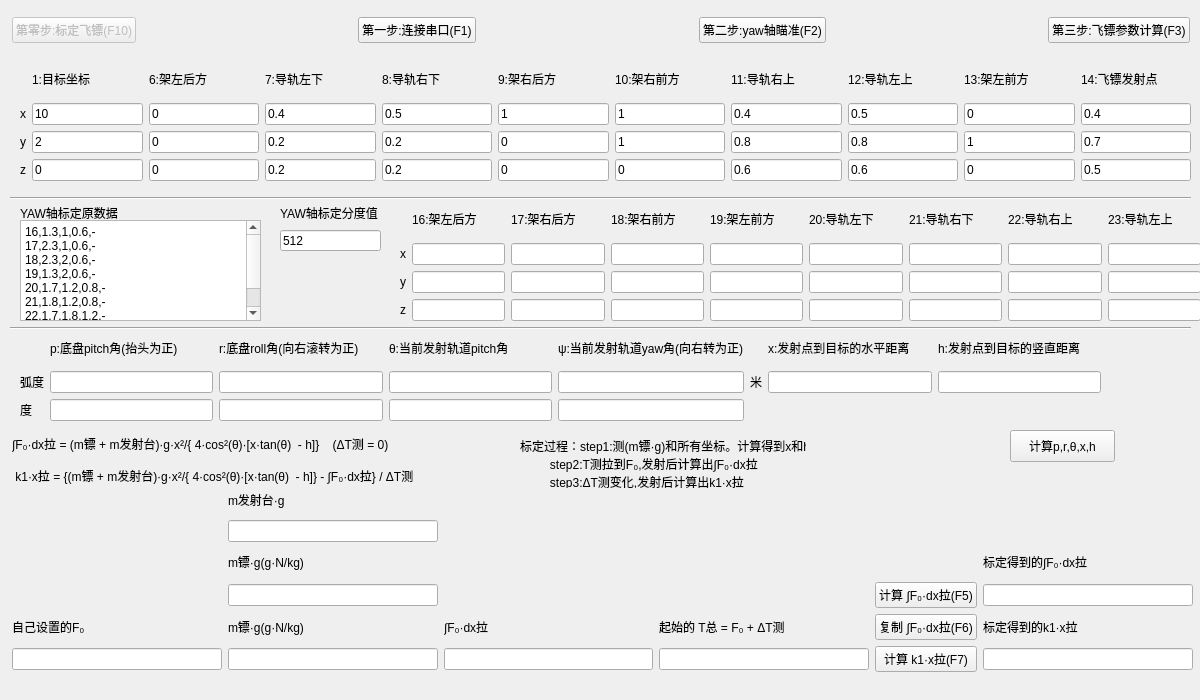
Qt form 05testDartByTS/testdartcomputingbyts.ui (KangweiYang/dartRack_upper) before a commit.
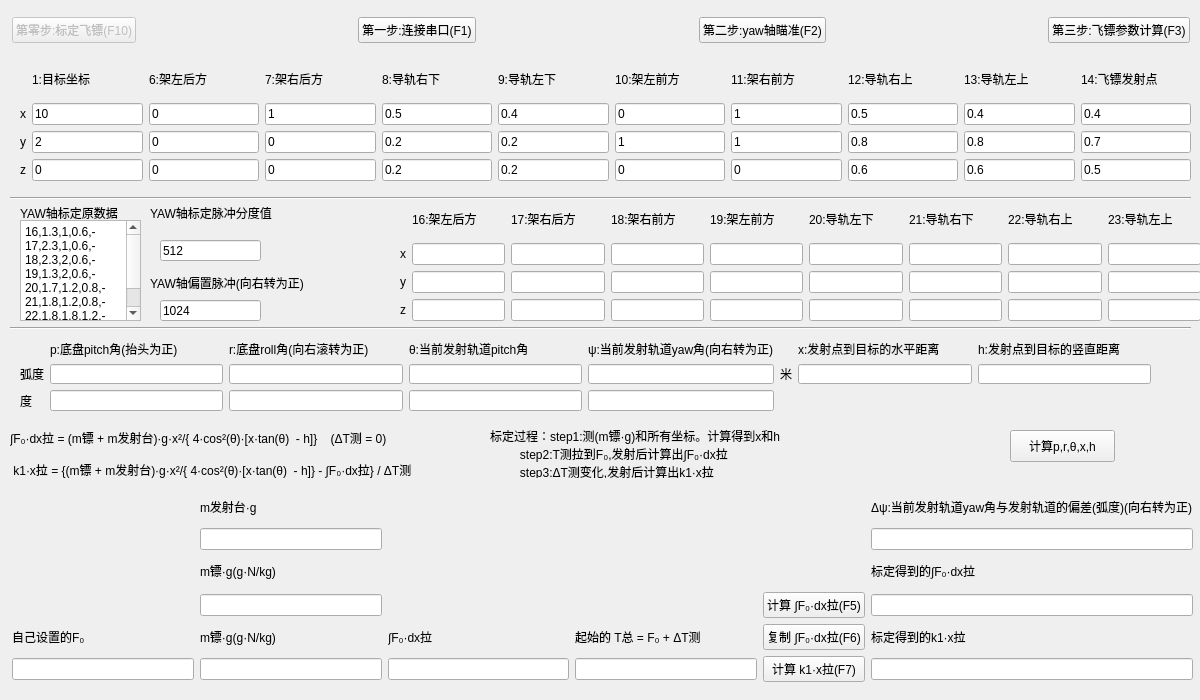
The same form after that commit.

Commit message: 完成了x和h和deltaPsi的计算

```diff
--- a/05testDartByTS/testdartcomputingbyts.ui
+++ b/05testDartByTS/testdartcomputingbyts.ui
@@ -16,9 +16,9 @@
   <widget class="QLabel" name="testProcessLabel">
    <property name="geometry">
     <rect>
-     <x>520</x>
-     <y>440</y>
-     <width>286</width>
+     <x>490</x>
+     <y>430</y>
+     <width>321</width>
      <height>48</height>
     </rect>
    </property>
@@ -31,8 +31,8 @@
   <widget class="QLabel" name="deltaTensionFormulaLabel">
    <property name="geometry">
     <rect>
-     <x>12</x>
-     <y>436</y>
+     <x>10</x>
+     <y>430</y>
      <width>446</width>
      <height>48</height>
     </rect>
@@ -166,73 +166,108 @@
     </rect>
    </property>
    <layout class="QGridLayout" name="gridLayout">
-    <item row="1" column="0">
-     <widget class="QLabel" name="setaLabel_12">
+    <item row="2" column="2">
+     <widget class="QLineEdit" name="rackLeftBackCoordYLineEdit">
       <property name="text">
-       <string>x</string>
+       <string>0</string>
       </property>
      </widget>
     </item>
-    <item row="1" column="3">
-     <widget class="QLineEdit" name="leadLeftBackCoordXLineEdit">
-      <property name="text">
-       <string>0.4</string>
-      </property>
-     </widget>
-    </item>
-    <item row="3" column="12">
+    <item row="3" column="15">
      <widget class="QLineEdit" name="leadDartShootCoordZLineEdit">
       <property name="text">
        <string>0.5</string>
       </property>
      </widget>
     </item>
-    <item row="3" column="3">
-     <widget class="QLineEdit" name="leadLeftBackCoordZLineEdit">
+    <item row="3" column="11">
+     <widget class="QLineEdit" name="leadLeftFrontCoordZLineEdit">
       <property name="text">
-       <string>0.2</string>
+       <string>0.6</string>
       </property>
      </widget>
     </item>
-    <item row="2" column="1">
-     <widget class="QLineEdit" name="targetCoordYLineEdit">
+    <item row="2" column="11">
+     <widget class="QLineEdit" name="leadLeftFrontCoordYLineEdit">
       <property name="text">
-       <string>2</string>
+       <string>0.8</string>
       </property>
      </widget>
     </item>
-    <item row="0" column="6">
+    <item row="0" column="3">
+     <widget class="QLabel" name="setaLabel_5">
+      <property name="text">
+       <string>7:架右后方</string>
+      </property>
+     </widget>
+    </item>
+    <item row="1" column="11">
+     <widget class="QLineEdit" name="leadLeftFrontCoordXLineEdit">
+      <property name="text">
+       <string>0.4</string>
+      </property>
+     </widget>
+    </item>
+    <item row="0" column="9">
      <widget class="QLabel" name="setaLabel_6">
       <property name="text">
-       <string>10:架右前方</string>
+       <string>11:架右前方</string>
       </property>
      </widget>
     </item>
-    <item row="1" column="1">
-     <widget class="QLineEdit" name="targetCoordXLineEdit">
+    <item row="0" column="11">
+     <widget class="QLabel" name="setaLabel_8">
       <property name="text">
-       <string>10</string>
+       <string>13:导轨左上</string>
       </property>
      </widget>
     </item>
-    <item row="2" column="12">
-     <widget class="QLineEdit" name="leadDartShootCoordYLineEdit">
+    <item row="3" column="8">
+     <widget class="QLineEdit" name="rackLeftFrontCoordZLineEdit">
       <property name="text">
-       <string>0.7</string>
+       <string>0</string>
       </property>
      </widget>
     </item>
-    <item row="1" column="6">
+    <item row="3" column="5">
+     <widget class="QLineEdit" name="leadLeftBackCoordZLineEdit">
+      <property name="text">
+       <string>0.2</string>
+      </property>
+     </widget>
+    </item>
+    <item row="3" column="9">
+     <widget class="QLineEdit" name="rackRightFrontCoordZLineEdit">
+      <property name="text">
+       <string>0</string>
+      </property>
+     </widget>
+    </item>
+    <item row="2" column="10">
+     <widget class="QLineEdit" name="leadRightFrontCoordYLineEdit">
+      <property name="text">
+       <string>0.8</string>
+      </property>
+     </widget>
+    </item>
+    <item row="1" column="9">
      <widget class="QLineEdit" name="rackRightFrontCoordXLineEdit">
       <property name="text">
        <string>1</string>
       </property>
      </widget>
     </item>
-    <item row="0" column="3">
-     <widget class="QLabel" name="setaLabel_4">
+    <item row="2" column="3">
+     <widget class="QLineEdit" name="rackRightBackCoordYLineEdit">
       <property name="text">
-       <string>7:导轨左下</string>
+       <string>0</string>
+      </property>
+     </widget>
+    </item>
+    <item row="1" column="8">
+     <widget class="QLineEdit" name="rackLeftFrontCoordXLineEdit">
+      <property name="text">
+       <string>0</string>
       </property>
      </widget>
     </item>
@@ -243,34 +278,90 @@
       </property>
      </widget>
     </item>
-    <item row="3" column="8">
-     <widget class="QLineEdit" name="leadLeftFrontCoordZLineEdit">
-      <property name="text">
-       <string>0.6</string>
-      </property>
-     </widget>
-    </item>
-    <item row="2" column="8">
-     <widget class="QLineEdit" name="leadLeftFrontCoordYLineEdit">
-      <property name="text">
-       <string>0.8</string>
-      </property>
-     </widget>
-    </item>
-    <item row="2" column="2">
-     <widget class="QLineEdit" name="rackLeftBackCoordYLineEdit">
-      <property name="text">
-       <string>0</string>
-      </property>
-     </widget>
-    </item>
-    <item row="1" column="12">
+    <item row="1" column="15">
      <widget class="QLineEdit" name="leadDartShootCoordXLineEdit">
       <property name="text">
        <string>0.4</string>
       </property>
      </widget>
     </item>
+    <item row="1" column="10">
+     <widget class="QLineEdit" name="leadRightFrontCoordXLineEdit">
+      <property name="text">
+       <string>0.5</string>
+      </property>
+     </widget>
+    </item>
+    <item row="0" column="8">
+     <widget class="QLabel" name="setaLabel_7">
+      <property name="text">
+       <string>10:架左前方</string>
+      </property>
+     </widget>
+    </item>
+    <item row="1" column="0">
+     <widget class="QLabel" name="setaLabel_12">
+      <property name="text">
+       <string>x</string>
+      </property>
+     </widget>
+    </item>
+    <item row="2" column="15">
+     <widget class="QLineEdit" name="leadDartShootCoordYLineEdit">
+      <property name="text">
+       <string>0.7</string>
+      </property>
+     </widget>
+    </item>
+    <item row="2" column="0">
+     <widget class="QLabel" name="setaLabel_13">
+      <property name="text">
+       <string>y</string>
+      </property>
+     </widget>
+    </item>
+    <item row="1" column="1">
+     <widget class="QLineEdit" name="targetCoordXLineEdit">
+      <property name="text">
+       <string>10</string>
+      </property>
+     </widget>
+    </item>
+    <item row="0" column="10">
+     <widget class="QLabel" name="setaLabel_9">
+      <property name="text">
+       <string>12:导轨右上</string>
+      </property>
+     </widget>
+    </item>
+    <item row="3" column="10">
+     <widget class="QLineEdit" name="leadRightFrontCoordZLineEdit">
+      <property name="text">
+       <string>0.6</string>
+      </property>
+     </widget>
+    </item>
+    <item row="3" column="3">
+     <widget class="QLineEdit" name="rackRightBackCoordZLineEdit">
+      <property name="text">
+       <string>0</string>
+      </property>
+     </widget>
+    </item>
+    <item row="2" column="1">
+     <widget class="QLineEdit" name="targetCoordYLineEdit">
+      <property name="text">
+       <string>2</string>
+      </property>
+     </widget>
+    </item>
+    <item row="1" column="5">
+     <widget class="QLineEdit" name="leadLeftBackCoordXLineEdit">
+      <property name="text">
+       <string>0.4</string>
+      </property>
+     </widget>
+    </item>
     <item row="3" column="0">
      <widget class="QLabel" name="setaLabel_14">
       <property name="text">
@@ -278,10 +369,31 @@
       </property>
      </widget>
     </item>
-    <item row="0" column="12">
-     <widget class="QLabel" name="setaLabel_10">
+    <item row="3" column="2">
+     <widget class="QLineEdit" name="rackLeftBackCoordZLineEdit">
       <property name="text">
-       <string>14:飞镖发射点</string>
+       <string>0</string>
+      </property>
+     </widget>
+    </item>
+    <item row="2" column="5">
+     <widget class="QLineEdit" name="leadLeftBackCoordYLineEdit">
+      <property name="text">
+       <string>0.2</string>
+      </property>
+     </widget>
+    </item>
+    <item row="2" column="8">
+     <widget class="QLineEdit" name="rackLeftFrontCoordYLineEdit">
+      <property name="text">
+       <string>1</string>
+      </property>
+     </widget>
+    </item>
+    <item row="2" column="9">
+     <widget class="QLineEdit" name="rackRightFrontCoordYLineEdit">
+      <property name="text">
+       <string>1</string>
       </property>
      </widget>
     </item>
@@ -292,49 +404,7 @@
       </property>
      </widget>
     </item>
-    <item row="3" column="5">
-     <widget class="QLineEdit" name="rackRightBackCoordZLineEdit">
-      <property name="text">
-       <string>0</string>
-      </property>
-     </widget>
-    </item>
-    <item row="3" column="6">
-     <widget class="QLineEdit" name="rackRightFrontCoordZLineEdit">
-      <property name="text">
-       <string>0</string>
-      </property>
-     </widget>
-    </item>
-    <item row="2" column="5">
-     <widget class="QLineEdit" name="rackRightBackCoordYLineEdit">
-      <property name="text">
-       <string>0</string>
-      </property>
-     </widget>
-    </item>
-    <item row="0" column="8">
-     <widget class="QLabel" name="setaLabel_8">
-      <property name="text">
-       <string>12:导轨左上</string>
-      </property>
-     </widget>
-    </item>
-    <item row="0" column="5">
-     <widget class="QLabel" name="setaLabel_5">
-      <property name="text">
-       <string>9:架右后方</string>
-      </property>
-     </widget>
-    </item>
-    <item row="2" column="3">
-     <widget class="QLineEdit" name="leadLeftBackCoordYLineEdit">
-      <property name="text">
-       <string>0.2</string>
-      </property>
-     </widget>
-    </item>
-    <item row="1" column="5">
+    <item row="1" column="3">
      <widget class="QLineEdit" name="rackRightBackCoordXLineEdit">
       <property name="text">
        <string>1</string>
@@ -355,31 +425,17 @@
       </property>
      </widget>
     </item>
-    <item row="2" column="6">
-     <widget class="QLineEdit" name="rackRightFrontCoordYLineEdit">
+    <item row="0" column="5">
+     <widget class="QLabel" name="setaLabel_4">
       <property name="text">
-       <string>1</string>
+       <string>9:导轨左下</string>
       </property>
      </widget>
     </item>
-    <item row="3" column="2">
-     <widget class="QLineEdit" name="rackLeftBackCoordZLineEdit">
+    <item row="0" column="15">
+     <widget class="QLabel" name="setaLabel_10">
       <property name="text">
-       <string>0</string>
-      </property>
-     </widget>
-    </item>
-    <item row="1" column="8">
-     <widget class="QLineEdit" name="leadLeftFrontCoordXLineEdit">
-      <property name="text">
-       <string>0.5</string>
-      </property>
-     </widget>
-    </item>
-    <item row="2" column="0">
-     <widget class="QLabel" name="setaLabel_13">
-      <property name="text">
-       <string>y</string>
+       <string>14:飞镖发射点</string>
       </property>
      </widget>
     </item>
@@ -411,71 +467,15 @@
       </property>
      </widget>
     </item>
-    <item row="0" column="10">
-     <widget class="QLabel" name="setaLabel_7">
-      <property name="text">
-       <string>13:架左前方</string>
-      </property>
-     </widget>
-    </item>
-    <item row="1" column="10">
-     <widget class="QLineEdit" name="rackLeftFrontCoordXLineEdit">
-      <property name="text">
-       <string>0</string>
-      </property>
-     </widget>
-    </item>
-    <item row="2" column="10">
-     <widget class="QLineEdit" name="rackLeftFrontCoordYLineEdit">
-      <property name="text">
-       <string>1</string>
-      </property>
-     </widget>
-    </item>
-    <item row="3" column="10">
-     <widget class="QLineEdit" name="rackLeftFrontCoordZLineEdit">
-      <property name="text">
-       <string>0</string>
-      </property>
-     </widget>
-    </item>
-    <item row="0" column="7">
-     <widget class="QLabel" name="setaLabel_9">
-      <property name="text">
-       <string>11:导轨右上</string>
-      </property>
-     </widget>
-    </item>
-    <item row="1" column="7">
-     <widget class="QLineEdit" name="leadRightFrontCoordXLineEdit">
-      <property name="text">
-       <string>0.4</string>
-      </property>
-     </widget>
-    </item>
-    <item row="2" column="7">
-     <widget class="QLineEdit" name="leadRightFrontCoordYLineEdit">
-      <property name="text">
-       <string>0.8</string>
-      </property>
-     </widget>
-    </item>
-    <item row="3" column="7">
-     <widget class="QLineEdit" name="leadRightFrontCoordZLineEdit">
-      <property name="text">
-       <string>0.6</string>
-      </property>
-     </widget>
-    </item>
    </layout>
   </widget>
   <widget class="QWidget" name="layoutWidget">
    <property name="geometry">
     <rect>
      <x>12</x>
-     <y>486</y>
+     <y>491</y>
      <width>1181</width>
-     <height>186</height>
+     <height>191</height>
     </rect>
    </property>
    <layout class="QGridLayout" name="gridLayout_3">
@@ -611,6 +611,23 @@
       </property>
      </widget>
     </item>
+    <item row="0" column="5">
+     <widget class="QLabel" name="setaLabel_18">
+      <property name="text">
+       <string>Δψ:当前发射轨道yaw角与发射轨道的偏差(弧度)(向右转为正)</string>
+      </property>
+     </widget>
+    </item>
+    <item row="1" column="5">
+     <widget class="QLineEdit" name="deltaPsiLineEdit">
+      <property name="text">
+       <string/>
+      </property>
+      <property name="readOnly">
+       <bool>true</bool>
+      </property>
+     </widget>
+    </item>
    </layout>
   </widget>
   <widget class="QPushButton" name="computeXandHPushButton">
@@ -630,9 +647,9 @@
    <property name="geometry">
     <rect>
      <x>20</x>
-     <y>330</y>
-     <width>1081</width>
-     <height>91</height>
+     <y>340</y>
+     <width>1131</width>
+     <height>71</height>
     </rect>
    </property>
    <layout class="QGridLayout" name="gridLayout_2">
@@ -646,29 +663,19 @@
       </property>
      </widget>
     </item>
-    <item row="2" column="1">
-     <widget class="QLineEdit" name="pitchLineEdit_2"/>
-    </item>
-    <item row="1" column="3">
-     <widget class="QLineEdit" name="setaLineEdit">
+    <item row="1" column="7">
+     <widget class="QLineEdit" name="hLineEdit">
       <property name="text">
        <string/>
       </property>
+      <property name="readOnly">
+       <bool>true</bool>
+      </property>
      </widget>
     </item>
     <item row="2" column="2">
      <widget class="QLineEdit" name="rollLineEdit_2"/>
     </item>
-    <item row="0" column="2">
-     <widget class="QLabel" name="setaLabel_15">
-      <property name="text">
-       <string>r:底盘roll角(向右滚转为正)</string>
-      </property>
-     </widget>
-    </item>
-    <item row="1" column="2">
-     <widget class="QLineEdit" name="rollLineEdit"/>
-    </item>
     <item row="0" column="1">
      <widget class="QLabel" name="setaLabel_16">
       <property name="text">
@@ -676,57 +683,23 @@
       </property>
      </widget>
     </item>
-    <item row="2" column="4">
-     <widget class="QLineEdit" name="psiLineEdit_3">
+    <item row="2" column="3">
+     <widget class="QLineEdit" name="setaLineEdit_2">
       <property name="text">
        <string/>
       </property>
      </widget>
     </item>
-    <item row="2" column="0">
-     <widget class="QLabel" name="setaLabel_23">
+    <item row="1" column="3">
+     <widget class="QLineEdit" name="setaLineEdit">
       <property name="text">
-       <string>度</string>
-      </property>
-     </widget>
-    </item>
-    <item row="1" column="5">
-     <widget class="QLabel" name="setaLabel_24">
-      <property name="text">
-       <string>米</string>
-      </property>
-     </widget>
-    </item>
-    <item row="1" column="7">
-     <widget class="QLineEdit" name="hLineEdit">
-      <property name="text">
        <string/>
       </property>
-      <property name="readOnly">
-       <bool>true</bool>
-      </property>
      </widget>
     </item>
     <item row="1" column="1">
      <widget class="QLineEdit" name="pitchLineEdit"/>
     </item>
-    <item row="1" column="4">
-     <widget class="QLineEdit" name="psiLineEdit">
-      <property name="text">
-       <string/>
-      </property>
-      <property name="readOnly">
-       <bool>true</bool>
-      </property>
-     </widget>
-    </item>
-    <item row="0" column="6">
-     <widget class="QLabel" name="xLabel">
-      <property name="text">
-       <string>x:发射点到目标的水平距离</string>
-      </property>
-     </widget>
-    </item>
     <item row="1" column="0">
      <widget class="QLabel" name="setaLabel_22">
       <property name="text">
@@ -734,10 +707,10 @@
       </property>
      </widget>
     </item>
-    <item row="2" column="3">
-     <widget class="QLineEdit" name="setaLineEdit_2">
+    <item row="1" column="5">
+     <widget class="QLabel" name="setaLabel_24">
       <property name="text">
-       <string/>
+       <string>米</string>
       </property>
      </widget>
     </item>
@@ -755,6 +728,9 @@
       </property>
      </widget>
     </item>
+    <item row="1" column="2">
+     <widget class="QLineEdit" name="rollLineEdit"/>
+    </item>
     <item row="0" column="3">
      <widget class="QLabel" name="setaLabel">
       <property name="text">
@@ -762,6 +738,47 @@
       </property>
      </widget>
     </item>
+    <item row="2" column="1">
+     <widget class="QLineEdit" name="pitchLineEdit_2"/>
+    </item>
+    <item row="2" column="0">
+     <widget class="QLabel" name="setaLabel_23">
+      <property name="text">
+       <string>度</string>
+      </property>
+     </widget>
+    </item>
+    <item row="2" column="4">
+     <widget class="QLineEdit" name="psiLineEdit_2">
+      <property name="text">
+       <string/>
+      </property>
+     </widget>
+    </item>
+    <item row="1" column="4">
+     <widget class="QLineEdit" name="psiLineEdit">
+      <property name="text">
+       <string/>
+      </property>
+      <property name="readOnly">
+       <bool>true</bool>
+      </property>
+     </widget>
+    </item>
+    <item row="0" column="6">
+     <widget class="QLabel" name="xLabel">
+      <property name="text">
+       <string>x:发射点到目标的水平距离</string>
+      </property>
+     </widget>
+    </item>
+    <item row="0" column="2">
+     <widget class="QLabel" name="setaLabel_15">
+      <property name="text">
+       <string>r:底盘roll角(向右滚转为正)</string>
+      </property>
+     </widget>
+    </item>
    </layout>
   </widget>
   <widget class="QWidget" name="layoutWidget_2">
@@ -954,7 +971,7 @@
     <rect>
      <x>20</x>
      <y>220</y>
-     <width>241</width>
+     <width>121</width>
      <height>101</height>
     </rect>
    </property>
@@ -965,8 +982,8 @@
 19,1.3,2,0.6,-
 20,1.7,1.2,0.8,-
 21,1.8,1.2,0.8,-
-22,1.7,1.8,1.2,-
-23,1.8,1.8,1.2,-</string>
+22,1.8,1.8,1.2,-
+23,1.7,1.8,1.2,-</string>
    </property>
   </widget>
   <widget class="QLabel" name="setaLabel_45">
@@ -998,21 +1015,21 @@
   <widget class="QLabel" name="setaLabel_47">
    <property name="geometry">
     <rect>
-     <x>280</x>
+     <x>150</x>
      <y>200</y>
-     <width>111</width>
+     <width>141</width>
      <height>26</height>
     </rect>
    </property>
    <property name="text">
-    <string>YAW轴标定分度值</string>
+    <string>YAW轴标定脉冲分度值</string>
    </property>
   </widget>
   <widget class="QLineEdit" name="leadYawIntervalLineEdit">
    <property name="geometry">
     <rect>
-     <x>280</x>
-     <y>230</y>
+     <x>160</x>
+     <y>240</y>
      <width>101</width>
      <height>21</height>
     </rect>
@@ -1021,6 +1038,32 @@
     <string>512</string>
    </property>
   </widget>
+  <widget class="QLineEdit" name="leadYawOffsetLineEdit">
+   <property name="geometry">
+    <rect>
+     <x>160</x>
+     <y>300</y>
+     <width>101</width>
+     <height>21</height>
+    </rect>
+   </property>
+   <property name="text">
+    <string>1024</string>
+   </property>
+  </widget>
+  <widget class="QLabel" name="setaLabel_48">
+   <property name="geometry">
+    <rect>
+     <x>150</x>
+     <y>270</y>
+     <width>171</width>
+     <height>26</height>
+    </rect>
+   </property>
+   <property name="text">
+    <string>YAW轴偏置脉冲(向右转为正)</string>
+   </property>
+  </widget>
  </widget>
  <tabstops>
   <tabstop>f0LineEditInput</tabstop>
```
The commit also changes 2 other files.
